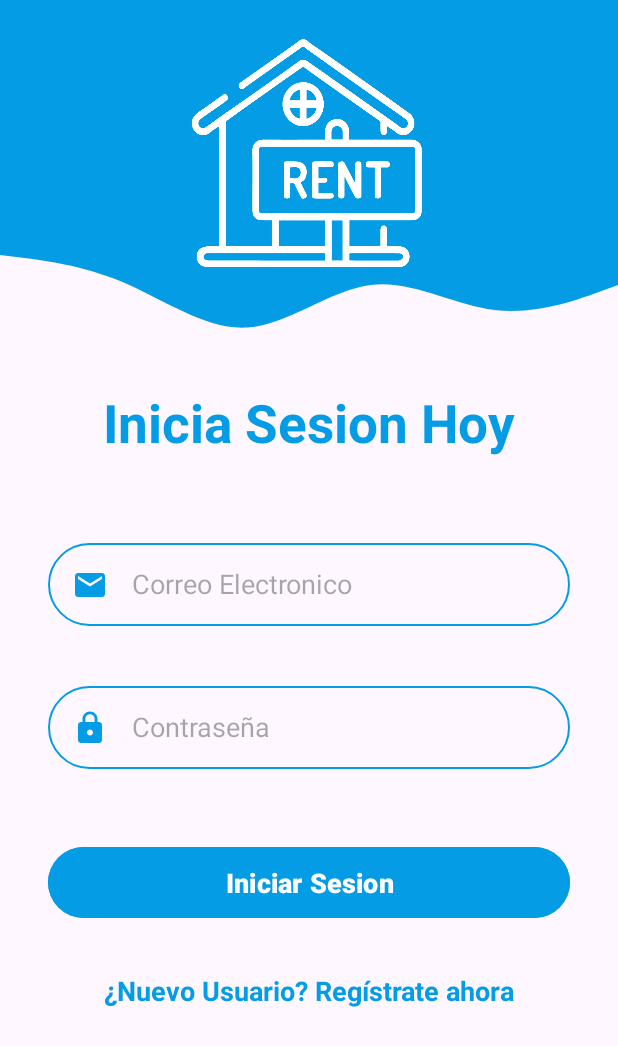
After one commit to Marvin7u7/NewRentApp, an Android app: the LoginActivity screen opened directly, with no data from a screen before it, on a phone screen of 412 x 824 dp. The commit adds this screen. Shown: the top 1046 px of the screen. Run offline under Robolectric (Android 15) with nearby library versions, the phone set to English and light mode, and no system bars; Roboto replaces fonts that are not available here.

Commit message:
Complete Login Layout

```diff
--- a/app/src/main/java/com/jonareas/rentapp/splash/SplashActivity.kt
+++ b/app/src/main/java/com/jonareas/rentapp/splash/SplashActivity.kt
@@ -7,6 +7,7 @@ import android.os.Handler
 import android.os.Looper
 import com.jonareas.rentapp.MainActivity
 import com.jonareas.rentapp.R
+import com.jonareas.rentapp.ui.LoginActivity
 
 class SplashActivity : AppCompatActivity() {
     override fun onCreate(savedInstanceState: Bundle?) {
@@ -24,7 +25,7 @@ class SplashActivity : AppCompatActivity() {
         )
     }
 
-    private fun startFirstActivity() = startActivity(Intent(this, MainActivity::class.java))
+    private fun startFirstActivity() = startActivity(Intent(this, LoginActivity::class.java))
 
 
 
--- /dev/null
+++ b/app/src/main/java/com/jonareas/rentapp/ui/LoginActivity.kt
@@ -0,0 +1,12 @@
+package com.jonareas.rentapp.ui
+
+import androidx.appcompat.app.AppCompatActivity
+import android.os.Bundle
+import com.jonareas.rentapp.R
+
+class LoginActivity : AppCompatActivity() {
+    override fun onCreate(savedInstanceState: Bundle?) {
+        super.onCreate(savedInstanceState)
+        setContentView(R.layout.activity_login)
+    }
+}
--- /dev/null
+++ b/app/src/main/java/com/jonareas/rentapp/ui/SingUpActivity.kt
@@ -0,0 +1,12 @@
+package com.jonareas.rentapp.ui
+
+import androidx.appcompat.app.AppCompatActivity
+import android.os.Bundle
+import com.jonareas.rentapp.R
+
+class SingUpActivity : AppCompatActivity() {
+    override fun onCreate(savedInstanceState: Bundle?) {
+        super.onCreate(savedInstanceState)
+        setContentView(R.layout.activity_sing_up)
+    }
+}
--- /dev/null
+++ b/app/src/main/res/drawable-v24/ic_email.xml
@@ -0,0 +1,5 @@
+<vector android:height="24dp" android:tint="@color/cerulean"
+    android:viewportHeight="24.0" android:viewportWidth="24.0"
+    android:width="24dp" xmlns:android="http://schemas.android.com/apk/res/android">
+    <path android:fillColor="#FF000000" android:pathData="M20,4L4,4c-1.1,0 -1.99,0.9 -1.99,2L2,18c0,1.1 0.9,2 2,2h16c1.1,0 2,-0.9 2,-2L22,6c0,-1.1 -0.9,-2 -2,-2zM20,8l-8,5 -8,-5L4,6l8,5 8,-5v2z"/>
+</vector>
--- /dev/null
+++ b/app/src/main/res/drawable-v24/ic_lock.xml
@@ -0,0 +1,5 @@
+<vector android:height="24dp" android:tint="@color/cerulean"
+    android:viewportHeight="24.0" android:viewportWidth="24.0"
+    android:width="24dp" xmlns:android="http://schemas.android.com/apk/res/android">
+    <path android:fillColor="#FF000000" android:pathData="M18,8h-1L17,6c0,-2.76 -2.24,-5 -5,-5S7,3.24 7,6v2L6,8c-1.1,0 -2,0.9 -2,2v10c0,1.1 0.9,2 2,2h12c1.1,0 2,-0.9 2,-2L20,10c0,-1.1 -0.9,-2 -2,-2zM12,17c-1.1,0 -2,-0.9 -2,-2s0.9,-2 2,-2 2,0.9 2,2 -0.9,2 -2,2zM15.1,8L8.9,8L8.9,6c0,-1.71 1.39,-3.1 3.1,-3.1 1.71,0 3.1,1.39 3.1,3.1v2z"/>
+</vector>
--- /dev/null
+++ b/app/src/main/res/drawable-v24/round_border.xml
@@ -0,0 +1,6 @@
+<?xml version="1.0" encoding="utf-8"?>
+<shape android:shape="rectangle" xmlns:android="http://schemas.android.com/apk/res/android">
+    <stroke android:color="@color/cerulean"
+        android:width="1dp"/>
+    <corners android:radius="100dp"/>
+</shape>
--- /dev/null
+++ b/app/src/main/res/drawable/camera.xml
@@ -0,0 +1,9 @@
+<vector xmlns:android="http://schemas.android.com/apk/res/android"
+    android:width="512dp"
+    android:height="512dp"
+    android:viewportWidth="512"
+    android:viewportHeight="512">
+  <path
+      android:pathData="M512,144v288c0,26.5 -21.5,48 -48,48L48,480c-26.5,0 -48,-21.5 -48,-48L0,144c0,-26.5 21.5,-48 48,-48h88l12.3,-32.9c7,-18.7 24.9,-31.1 44.9,-31.1h125.5c20,0 37.9,12.4 44.9,31.1L376,96h88c26.5,0 48,21.5 48,48zM376,288c0,-66.2 -53.8,-120 -120,-120s-120,53.8 -120,120 53.8,120 120,120 120,-53.8 120,-120zM344,288c0,48.5 -39.5,88 -88,88s-88,-39.5 -88,-88 39.5,-88 88,-88 88,39.5 88,88z"
+      android:fillColor="#049CE4"/>
+</vector>
--- /dev/null
+++ b/app/src/main/res/drawable/rentapp_user_login.xml
@@ -0,0 +1,9 @@
+<vector xmlns:android="http://schemas.android.com/apk/res/android"
+    android:width="576dp"
+    android:height="512dp"
+    android:viewportWidth="576"
+    android:viewportHeight="512">
+  <path
+      android:pathData="M570.69,236.27 L512,184.44V48a16,16 0,0 0,-16 -16H432a16,16 0,0 0,-16 16V99.67L314.78,10.3C308.5,4.61 296.53,0 288,0s-20.46,4.61 -26.74,10.3l-256,226A18.27,18.27 0,0 0,0 248.2a18.64,18.64 0,0 0,4.09 10.71L25.5,282.7a21.14,21.14 0,0 0,12 5.3,21.67 21.67,0 0,0 10.69,-4.11l15.9,-14V480a32,32 0,0 0,32 32H480a32,32 0,0 0,32 -32V269.88l15.91,14A21.94,21.94 0,0 0,538.63 288a20.89,20.89 0,0 0,11.87 -5.31l21.41,-23.81A21.64,21.64 0,0 0,576 248.19,21 21,0 0,0 570.69,236.27ZM288,176a64,64 0,1 1,-64 64A64,64 0,0 1,288 176ZM400,448H176a16,16 0,0 1,-16 -16,96 96,0 0,1 96,-96h64a96,96 0,0 1,96 96A16,16 0,0 1,400 448Z"
+      android:fillColor="@color/white"/>
+</vector>
--- /dev/null
+++ b/app/src/main/res/drawable/wave.xml
@@ -0,0 +1,9 @@
+<vector xmlns:android="http://schemas.android.com/apk/res/android"
+    android:width="1440dp"
+    android:height="320dp"
+    android:viewportWidth="1440"
+    android:viewportHeight="320">
+  <path
+      android:pathData="M0,64L48,69.3C96,75 192,85 288,122.7C384,160 480,224 576,218.7C672,213 768,139 864,128C960,117 1056,171 1152,181.3C1248,192 1344,160 1392,144L1440,128L1440,0L1392,0C1344,0 1248,0 1152,0C1056,0 960,0 864,0C768,0 672,0 576,0C480,0 384,0 288,0C192,0 96,0 48,0L0,0Z"
+      android:fillColor="#049CE4"/>
+</vector>
--- /dev/null
+++ b/app/src/main/res/layout/activity_login.xml
@@ -0,0 +1,129 @@
+<?xml version="1.0" encoding="utf-8"?>
+<androidx.constraintlayout.widget.ConstraintLayout xmlns:android="http://schemas.android.com/apk/res/android"
+    xmlns:app="http://schemas.android.com/apk/res-auto"
+    xmlns:tools="http://schemas.android.com/tools"
+    android:layout_width="match_parent"
+    android:layout_height="match_parent"
+    tools:context=".ui.LoginActivity">
+
+
+    <View
+        android:id="@+id/topView"
+        android:layout_width="0dp"
+        android:layout_height="150dp"
+        android:background="@color/cerulean"
+        app:layout_constraintEnd_toEndOf="parent"
+        app:layout_constraintStart_toStartOf="parent"
+        app:layout_constraintTop_toTopOf="parent"
+
+        />
+
+
+    <View
+        android:id="@+id/view5"
+        android:layout_width="0dp"
+        android:layout_height="100dp"
+        android:background="@drawable/wave"
+        app:layout_constraintEnd_toEndOf="parent"
+        app:layout_constraintHorizontal_bias="0.0"
+        app:layout_constraintStart_toStartOf="parent"
+        app:layout_constraintTop_toBottomOf="@+id/topView" />
+
+    <TextView
+        android:id="@+id/textView"
+        android:layout_width="wrap_content"
+        android:layout_height="wrap_content"
+        android:layout_marginStart="32dp"
+        android:layout_marginTop="8dp"
+        android:layout_marginEnd="32dp"
+        android:text="@string/login_today"
+        android:textColor="@color/cerulean"
+        android:textSize="35sp"
+        android:textStyle="bold"
+        app:layout_constraintEnd_toEndOf="parent"
+        app:layout_constraintStart_toStartOf="parent"
+        app:layout_constraintTop_toBottomOf="@+id/view5" />
+
+    <EditText
+        android:id="@+id/inputEmail"
+        android:layout_width="0dp"
+        android:layout_height="@dimen/login_edit_text_size"
+        android:layout_marginStart="32dp"
+        android:layout_marginTop="112dp"
+        android:layout_marginEnd="32dp"
+        android:background="@drawable/round_border"
+        android:drawableStart="@drawable/ic_email"
+        android:drawablePadding="16dp"
+        android:ems="10"
+        android:hint="@string/email"
+        android:inputType="textEmailAddress"
+        android:padding="16dp"
+        app:layout_constraintEnd_toEndOf="parent"
+        app:layout_constraintHorizontal_bias="0.0"
+        app:layout_constraintStart_toStartOf="parent"
+        app:layout_constraintTop_toBottomOf="@+id/view5" />
+
+    <EditText
+        android:id="@+id/inputPassword"
+        android:layout_width="0dp"
+        android:layout_height="@dimen/login_edit_text_size"
+        android:layout_marginStart="32dp"
+        android:layout_marginTop="40dp"
+        android:layout_marginEnd="32dp"
+        android:background="@drawable/round_border"
+        android:drawableStart="@drawable/ic_lock"
+        android:drawablePadding="16dp"
+        android:ems="10"
+        android:hint="@string/password"
+        android:inputType="textPassword"
+        android:padding="16dp"
+        app:layout_constraintEnd_toEndOf="parent"
+        app:layout_constraintHorizontal_bias="0.0"
+        app:layout_constraintStart_toStartOf="parent"
+        app:layout_constraintTop_toBottomOf="@+id/inputEmail" />
+
+    <Button
+        android:id="@+id/btnLogin"
+        android:layout_width="0dp"
+        android:layout_height="@dimen/login_edit_text_size"
+        android:layout_marginStart="32dp"
+        android:layout_marginTop="48dp"
+        android:layout_marginEnd="32dp"
+        android:text="@string/login"
+        android:textColor="@android:color/white"
+        android:textSize="@dimen/login_text_size"
+        android:textStyle="bold"
+        android:backgroundTint="@color/cerulean"
+        app:layout_constraintEnd_toEndOf="parent"
+        app:layout_constraintHorizontal_bias="0.0"
+        app:layout_constraintStart_toStartOf="parent"
+        app:layout_constraintTop_toBottomOf="@+id/inputPassword" />
+
+
+    <TextView
+        android:id="@+id/gotoRegister"
+        android:layout_width="wrap_content"
+        android:layout_height="wrap_content"
+        android:layout_marginStart="32dp"
+        android:layout_marginTop="32dp"
+        android:layout_marginEnd="32dp"
+        android:text="@string/new_user"
+        android:textColor="@color/cerulean"
+        android:textSize="@dimen/login_text_size"
+        android:textStyle="bold"
+        app:layout_constraintEnd_toEndOf="parent"
+        app:layout_constraintStart_toStartOf="parent"
+        app:layout_constraintTop_toBottomOf="@+id/btnLogin" />
+
+    <ImageView
+        android:id="@+id/imageView"
+        android:layout_width="197dp"
+        android:layout_height="158dp"
+        android:layout_marginTop="24dp"
+        app:layout_constraintEnd_toEndOf="parent"
+        app:layout_constraintStart_toStartOf="parent"
+        app:layout_constraintTop_toTopOf="parent"
+        app:srcCompat="@drawable/rentapp_white" />
+
+
+</androidx.constraintlayout.widget.ConstraintLayout>
--- a/app/src/main/res/layout/activity_main.xml
+++ b/app/src/main/res/layout/activity_main.xml
@@ -25,6 +25,9 @@
         app:defaultNavHost="true"
         app:navGraph="@navigation/mobile_navigation"
         tools:layout_editor_absoluteX="1dp"
-        tools:layout_editor_absoluteY="1dp" />
+        tools:layout_editor_absoluteY="1dp"
+        app:layout_constraintTop_toTopOf="parent"
+        app:layout_constraintStart_toStartOf="parent"
+        />
 
 </androidx.constraintlayout.widget.ConstraintLayout>
--- /dev/null
+++ b/app/src/main/res/layout/activity_sing_up.xml
@@ -0,0 +1,9 @@
+<?xml version="1.0" encoding="utf-8"?>
+<androidx.constraintlayout.widget.ConstraintLayout xmlns:android="http://schemas.android.com/apk/res/android"
+    xmlns:app="http://schemas.android.com/apk/res-auto"
+    xmlns:tools="http://schemas.android.com/tools"
+    android:layout_width="match_parent"
+    android:layout_height="match_parent"
+    tools:context=".ui.SingUpActivity">
+
+</androidx.constraintlayout.widget.ConstraintLayout>
--- a/app/src/main/res/values-night/themes.xml
+++ b/app/src/main/res/values-night/themes.xml
@@ -1,10 +1,10 @@
 <resources xmlns:tools="http://schemas.android.com/tools">
     <!-- Base application theme. -->
-    <style name="Theme.RentApp" parent="Theme.MaterialComponents.DayNight">
+    <style name="Theme.RentApp" parent="Theme.Material3.DayNight">
         <!-- Primary brand color. -->
-        <item name="colorPrimary">@color/purple_200</item>
-        <item name="colorPrimaryVariant">@color/purple_700</item>
-        <item name="colorOnPrimary">@color/black</item>
+        <item name="colorPrimary">@color/cerulean_dark</item>
+        <item name="colorPrimaryVariant">@color/cerulean_dark</item>
+        <item name="colorOnPrimary">@color/white</item>
         <!-- Secondary brand color. -->
         <item name="colorSecondary">@color/teal_200</item>
         <item name="colorSecondaryVariant">@color/teal_200</item>
--- a/app/src/main/res/values/dimens.xml
+++ b/app/src/main/res/values/dimens.xml
@@ -3,4 +3,6 @@
     <dimen name="padding_toolbar">10dp</dimen>
     <dimen name="padding_standard">16dp</dimen>
     <dimen name="padding_small">5dp</dimen>
+    <dimen name="login_text_size">18sp</dimen>
+    <dimen name="login_edit_text_size">55dp</dimen>
 </resources>
--- a/app/src/main/res/values/strings.xml
+++ b/app/src/main/res/values/strings.xml
@@ -4,11 +4,16 @@
     <string name="edit_house">Mis Casas</string>
     <string name="edit_profile">Mi Perfil</string>
     <string name="log_out">Cerrar Sesión</string>
-    <string name="rentapp_author">by Jon Areas</string>
+    <string name="rentapp_author">by Jon Areas y Megh</string>
     <string name="rentapp_title">RentApp</string>
     <string name="settings">Ajustes</string>
     <string name="about">Acerca de</string>
     <!-- TODO: Remove or change this placeholder text -->
     <string name="hello_blank_fragment">Hello blank fragment</string>
+    <string name="email">Correo Electronico</string>
+    <string name="password">Contraseña</string>
+    <string name="login">Iniciar Sesion</string>
+    <string name="new_user">¿Nuevo Usuario? Regístrate ahora</string>
+    <string name="login_today">Inicia Sesion Hoy</string>
 
 </resources>
```
Also changed, not shown: app/src/main/AndroidManifest.xml (+10 -4 lines), app/src/main/res/drawable/rentapp_black.png (added), app/src/main/res/drawable/rentapp_white.png (added).
